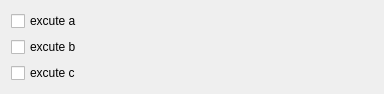
Qt form check/mdl/gui/extend_pub_widget.ui (CX-kkk/preflight) before a commit.
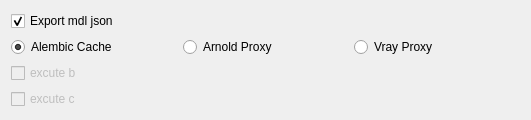
The same form after that commit.

```diff
--- a/check/mdl/gui/extend_pub_widget.ui
+++ b/check/mdl/gui/extend_pub_widget.ui
@@ -6,36 +6,15 @@
    <rect>
     <x>0</x>
     <y>0</y>
-    <width>384</width>
-    <height>83</height>
+    <width>531</width>
+    <height>108</height>
    </rect>
   </property>
   <property name="windowTitle">
    <string>Form</string>
   </property>
   <layout class="QGridLayout" name="gridLayout">
-   <item row="0" column="0">
-    <widget class="QCheckBox" name="checkBox">
-     <property name="text">
-      <string>excute a</string>
-     </property>
-    </widget>
-   </item>
-   <item row="1" column="0">
-    <widget class="QCheckBox" name="checkBox_2">
-     <property name="text">
-      <string>excute b</string>
-     </property>
-    </widget>
-   </item>
-   <item row="2" column="0">
-    <widget class="QCheckBox" name="checkBox_3">
-     <property name="text">
-      <string>excute c</string>
-     </property>
-    </widget>
-   </item>
-   <item row="3" column="0">
+   <item row="4" column="0">
     <spacer name="verticalSpacer">
      <property name="orientation">
       <enum>Qt::Vertical</enum>
@@ -48,6 +27,72 @@
      </property>
     </spacer>
    </item>
+   <item row="0" column="0">
+    <widget class="QCheckBox" name="checkBox_export_json">
+     <property name="text">
+      <string>Export mdl json</string>
+     </property>
+     <property name="checked">
+      <bool>true</bool>
+     </property>
+    </widget>
+   </item>
+   <item row="2" column="0">
+    <widget class="QCheckBox" name="checkBox_2">
+     <property name="enabled">
+      <bool>false</bool>
+     </property>
+     <property name="text">
+      <string>excute b</string>
+     </property>
+     <property name="checkable">
+      <bool>true</bool>
+     </property>
+    </widget>
+   </item>
+   <item row="3" column="0">
+    <widget class="QCheckBox" name="checkBox_3">
+     <property name="enabled">
+      <bool>false</bool>
+     </property>
+     <property name="text">
+      <string>excute c</string>
+     </property>
+    </widget>
+   </item>
+   <item row="1" column="0">
+    <widget class="QWidget" name="widget_cache" native="true">
+     <layout class="QHBoxLayout" name="horizontalLayout">
+      <property name="margin">
+       <number>0</number>
+      </property>
+      <item>
+       <widget class="QRadioButton" name="radioButton_abc">
+        <property name="text">
+         <string>Alembic Cache</string>
+        </property>
+        <property name="checked">
+         <bool>true</bool>
+        </property>
+       </widget>
+      </item>
+      <item>
+       <widget class="QRadioButton" name="radioButton_arnold">
+        <property name="text">
+         <string>Arnold Proxy</string>
+        </property>
+       </widget>
+      </item>
+      <item>
+       <widget class="QRadioButton" name="radioButton_vray">
+        <property name="text">
+         <string>Vray Proxy</string>
+        </property>
+       </widget>
+      </item>
+     </layout>
+    </widget>
+   </item>
   </layout>
  </widget>
  <resources/>
```
